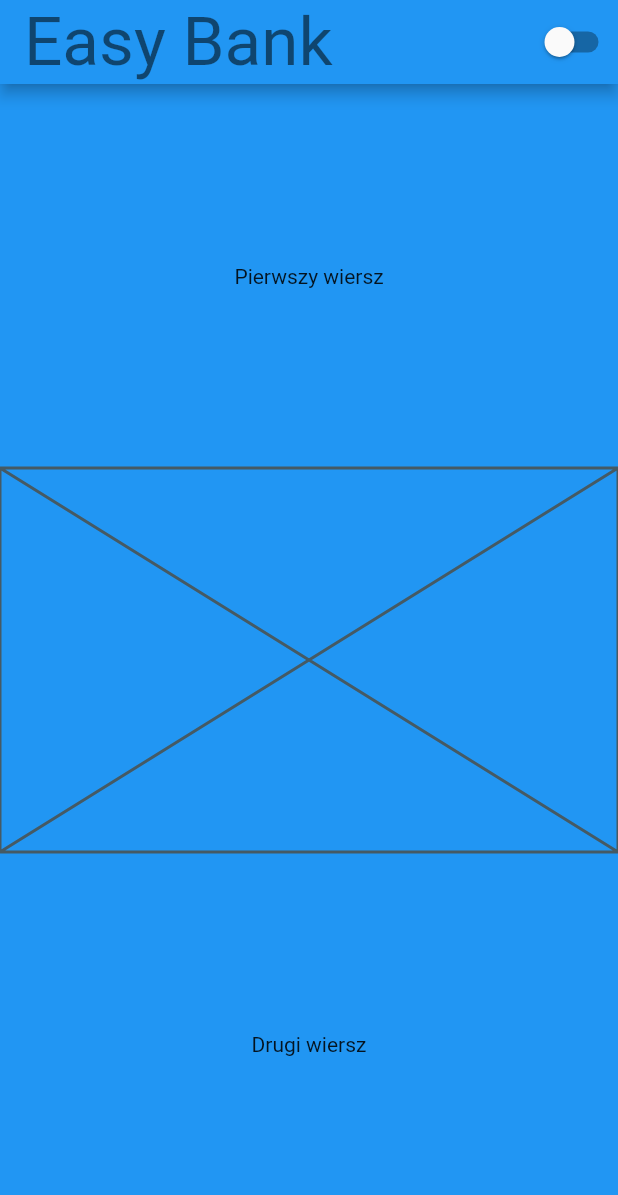
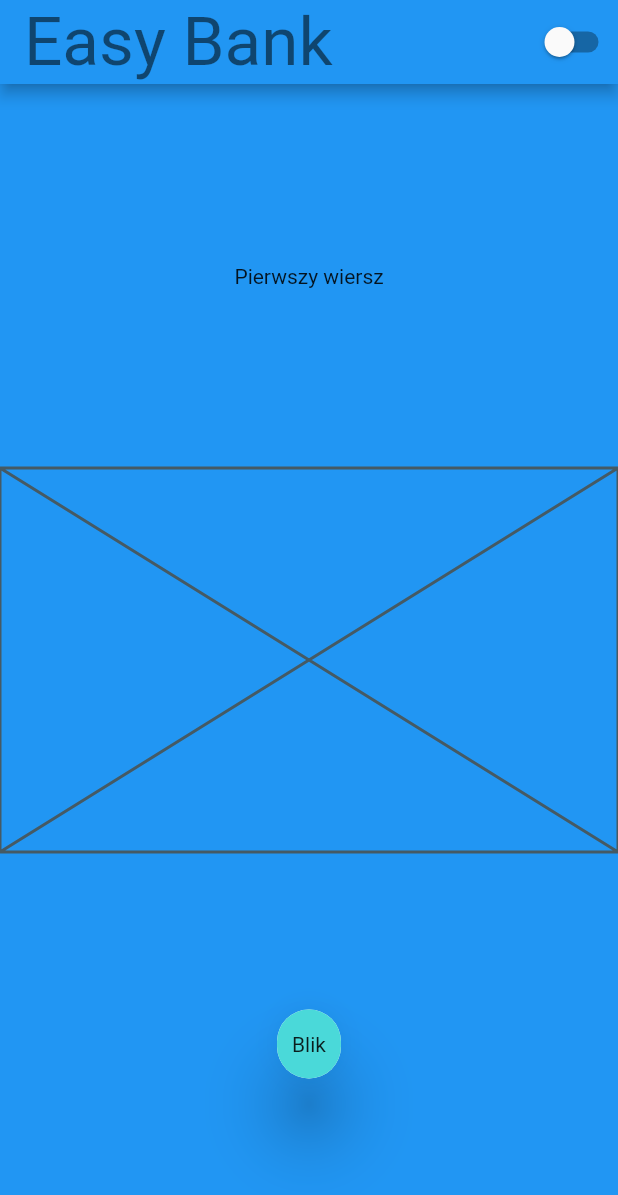
Before and after one commit to pawelwlazlo/flutter_playground, a Flutter app: the screen it shows after launch, on a phone screen of 412 x 824 dp. Shown: the top 1195 px of the screen. Run offline on Flutter 3.47's test engine with Material 2 defaults, Android fonts, the light colour scheme and no system bars.

Commit message:
layout buttonu wyboru

```diff
--- a/lib/application/pages/title/widgets/bottom_section.dart
+++ b/lib/application/pages/title/widgets/bottom_section.dart
@@ -7,14 +7,13 @@ class BankBottomSection extends StatelessWidget {
   @override
   Widget build(BuildContext context) {
     return PageView(
-      children: <Widget>[
-        const Center(
-          child: Text("Drugi wiersz"),
-        ),
+      children: const <Widget>[
         Center(
-          child: ElevatedButton(
-            onPressed: () {},
-            child: const CustomButton(),
+          child: Column(
+            mainAxisAlignment: MainAxisAlignment.center,
+            children: [
+              CustomButton(),
+            ],
           ),
         ),
       ],
--- a/lib/application/pages/title/widgets/custom_button.dart
+++ b/lib/application/pages/title/widgets/custom_button.dart
@@ -9,24 +9,20 @@ class CustomButton extends StatelessWidget {
     return InkResponse(
       onTap: () {},
       child: Padding(
-        padding: const EdgeInsets.all(8.0),
+        padding: const EdgeInsets.all(1.0),
         child: Material(
           elevation: 20,
-          borderRadius: const BorderRadius.all(Radius.circular(100)),
+          borderRadius: const BorderRadius.all(Radius.circular(150)),
           child: Container(
-/*
               decoration: BoxDecoration(
                 color: theme.colorScheme.secondary,
                 borderRadius: const BorderRadius.all(Radius.circular(100)),
               ),
-*/
               child: const Padding(
-            padding: EdgeInsets.all(16.0),
-            child: Icon(
-              Icons.add,
-              color: Colors.white,
-            ),
-          )),
+                  padding: EdgeInsets.symmetric(
+                      horizontal: 10, vertical: 15),
+                    child: Text('Blik'),
+              )),
         ),
       ),
     );
```
Also changed, not shown: lib/application/pages/title/widgets/operation_button.dart (added).
